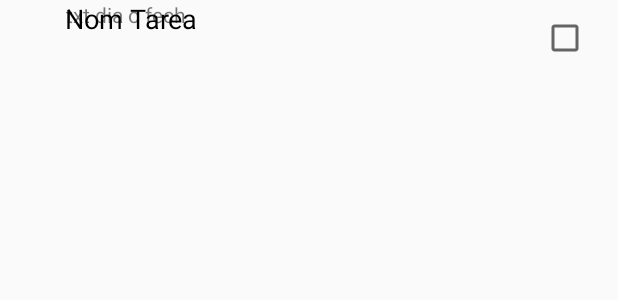
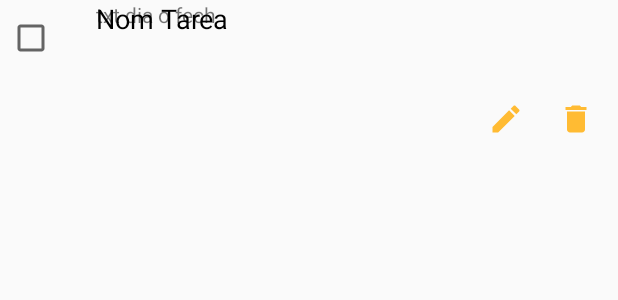
Before and after one commit to ITLA-20175505/RememberME, an Android app: the layout activity_elementos_tareas_atr.xml on its own in the app's theme, with its tools: preview values and no code run, on a phone screen of 412 x 824 dp. Shown: the top 300 px of the screen. Run offline under Robolectric (Android 15) with nearby library versions, the phone set to English and light mode, and no system bars.

```diff
--- a/Remember_Me/app/src/main/res/layout/activity_calendar_view.xml
+++ b/Remember_Me/app/src/main/res/layout/activity_calendar_view.xml
@@ -39,7 +39,7 @@
         android:textSize="18sp" />
 
     <Button
-        android:id="@+id/button"
+        android:id="@+id/btnAtras"
         android:layout_width="wrap_content"
         android:layout_height="wrap_content"
         android:layout_alignParentStart="true"
--- a/Remember_Me/app/src/main/res/layout/activity_elementos_tareas_atr.xml
+++ b/Remember_Me/app/src/main/res/layout/activity_elementos_tareas_atr.xml
@@ -11,7 +11,7 @@
         android:layout_width="wrap_content"
         android:layout_height="wrap_content"
         android:orientation="horizontal"
-        app:layout_constraintGuide_begin="16dp" />
+        app:layout_constraintGuide_end="551dp" />
 
     <android.support.constraint.Guideline
         android:id="@+id/guideline4"
@@ -25,45 +25,85 @@
         android:layout_width="wrap_content"
         android:layout_height="wrap_content"
         android:orientation="horizontal"
-        app:layout_constraintGuide_begin="92dp" />
+        app:layout_constraintGuide_begin="96dp" />
 
     <TextView
         android:id="@+id/txt_nom_tarea"
         android:layout_width="wrap_content"
         android:layout_height="wrap_content"
-        android:layout_marginStart="43dp"
-        android:layout_marginLeft="43dp"
+        android:layout_marginStart="64dp"
+        android:layout_marginLeft="64dp"
         android:text="Nom Tarea"
         android:textColor="@color/Negro"
         android:textSize="18sp"
         app:layout_constraintStart_toStartOf="parent"
-        tools:layout_editor_absoluteY="31dp"
-        tools:ignore="MissingConstraints" />
+        tools:ignore="MissingConstraints"
+        tools:layout_editor_absoluteY="31dp" />
 
     <TextView
         android:id="@+id/txt_dia"
         android:layout_width="wrap_content"
         android:layout_height="wrap_content"
-        android:layout_marginStart="44dp"
-        android:layout_marginLeft="44dp"
+        android:layout_marginStart="64dp"
+        android:layout_marginLeft="64dp"
         android:text="txt dia o fech"
         android:textSize="14sp"
         app:layout_constraintStart_toStartOf="parent"
         tools:ignore="MissingConstraints"
-        tools:layout_editor_absoluteY="64dp" />
+        tools:layout_editor_absoluteY="63dp" />
 
     <CheckBox
         android:id="@+id/cbx_list"
-        android:layout_width="51dp"
+        android:layout_width="35dp"
         android:layout_height="51dp"
-        app:layout_constraintEnd_toEndOf="parent"
+        android:layout_marginEnd="12dp"
+        android:layout_marginRight="12dp"
+        app:layout_constraintEnd_toStartOf="@+id/guideline2"
         tools:ignore="MissingConstraints"
-        tools:layout_editor_absoluteY="32dp" />
+        tools:layout_editor_absoluteY="31dp" />
 
     <android.support.constraint.Guideline
         android:id="@+id/guideline2"
         android:layout_width="wrap_content"
         android:layout_height="wrap_content"
         android:orientation="vertical"
-        app:layout_constraintGuide_begin="314dp" />
+        app:layout_constraintGuide_begin="52dp" />
+
+    <android.support.constraint.Guideline
+        android:id="@+id/guideline"
+        android:layout_width="wrap_content"
+        android:layout_height="wrap_content"
+        android:orientation="vertical"
+        app:layout_constraintGuide_begin="302dp" />
+
+    <ImageButton
+        android:id="@+id/btnEditar"
+        android:layout_width="wrap_content"
+        android:layout_height="wrap_content"
+        android:layout_marginStart="8dp"
+        android:layout_marginLeft="8dp"
+        android:layout_marginTop="8dp"
+        android:layout_marginEnd="8dp"
+        android:layout_marginRight="8dp"
+        android:layout_marginBottom="8dp"
+        android:background="@color/transparent"
+        app:layout_constraintBottom_toTopOf="@+id/guideline5"
+        app:layout_constraintEnd_toStartOf="@+id/imageButton3"
+        app:layout_constraintStart_toStartOf="@+id/guideline"
+        app:layout_constraintTop_toTopOf="@+id/guideline4"
+        android:src="@drawable/ic_edit" />
+
+    <ImageButton
+        android:id="@+id/imageButton3"
+        android:layout_width="wrap_content"
+        android:layout_height="wrap_content"
+        android:layout_marginTop="8dp"
+        android:layout_marginEnd="16dp"
+        android:layout_marginRight="16dp"
+        android:layout_marginBottom="8dp"
+        android:background="@color/transparent"
+        app:layout_constraintBottom_toTopOf="@+id/guideline5"
+        app:layout_constraintEnd_toEndOf="parent"
+        app:layout_constraintTop_toTopOf="@+id/guideline4"
+        android:src="@drawable/ic_delete" />
 </android.support.constraint.ConstraintLayout>
--- a/Remember_Me/app/src/main/res/layout/fragment_nueva__tarea_.xml
+++ b/Remember_Me/app/src/main/res/layout/fragment_nueva__tarea_.xml
@@ -4,6 +4,7 @@
     xmlns:tools="http://schemas.android.com/tools"
     android:layout_width="match_parent"
     android:layout_height="match_parent"
+    android:id="@+id/nueva_layout"
     tools:context=".Nueva_Tarea_Fragment" >
 
     <!-- TODO: Update blank fragment layout -->
```
Also changed, not shown: Remember_Me/app/src/main/AndroidManifest.xml (+6 -6 lines), Remember_Me/app/src/main/java/com/example/user/remember_me/Nueva_Tarea_Fragment.java (+35 -14 lines), Remember_Me/app/src/main/java/com/example/user/remember_me/calendarView.java (+11 -11 lines), Remember_Me/app/src/main/res/layout/activity_elementos_tareas_real.xml (+47 -9 lines).
